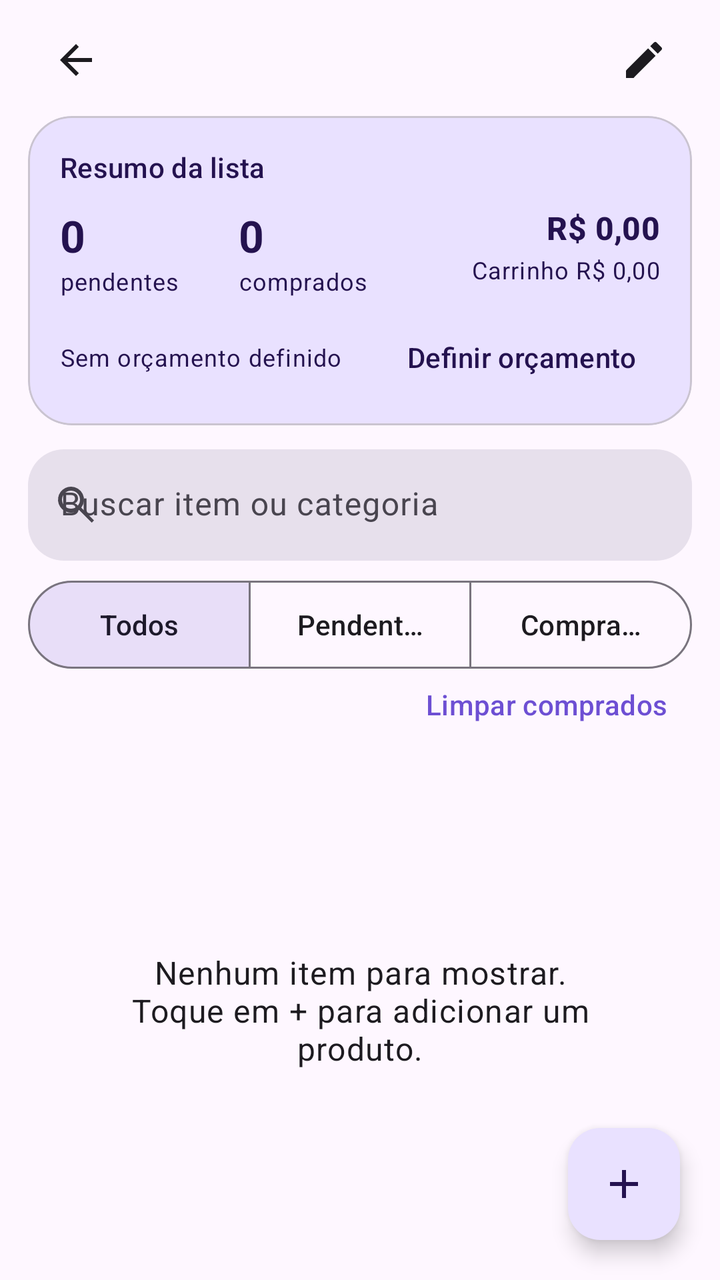
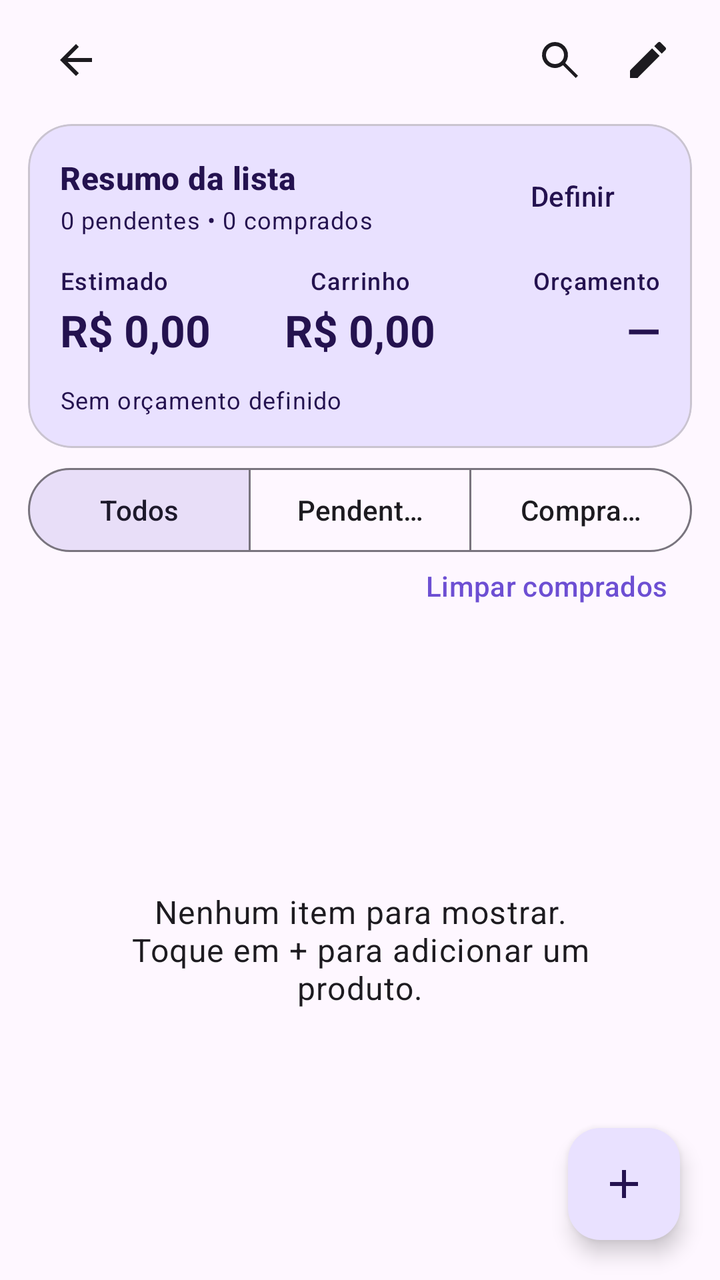

The first picture is an Android layout as it rendered before a commit; the second is the same layout after the commit. The layout source and the unified diff follow.
<!-- AndroidManifest.xml: application theme Theme.ListaMercado -->
<!-- res/layout/activity_list_detail.xml -->
<?xml version="1.0" encoding="utf-8"?>
<androidx.coordinatorlayout.widget.CoordinatorLayout xmlns:android="http://schemas.android.com/apk/res/android"
    xmlns:app="http://schemas.android.com/apk/res-auto"
    android:id="@+id/rootDetail"
    android:layout_width="match_parent"
    android:layout_height="match_parent"
    android:background="?attr/colorSurface">

    <LinearLayout
        android:layout_width="match_parent"
        android:layout_height="match_parent"
        android:orientation="vertical"
        android:paddingStart="14dp"
        android:paddingTop="6dp"
        android:paddingEnd="14dp">

        <LinearLayout
            android:layout_width="match_parent"
            android:layout_height="wrap_content"
            android:gravity="center_vertical"
            android:orientation="horizontal">

            <ImageButton
                android:id="@+id/buttonBack"
                android:layout_width="48dp"
                android:layout_height="48dp"
                android:background="?attr/selectableItemBackgroundBorderless"
                android:contentDescription="Voltar"
                android:padding="12dp"
                android:src="@drawable/ic_back" />

            <TextView
                android:id="@+id/textListTitle"
                android:layout_width="0dp"
                android:layout_height="wrap_content"
                android:layout_weight="1"
                android:ellipsize="end"
                android:maxLines="1"
                android:textAppearance="@style/TextAppearance.Material3.HeadlineSmall"
                android:textStyle="bold" />

            <ImageButton
                android:id="@+id/buttonRenameList"
                android:layout_width="48dp"
                android:layout_height="48dp"
                android:background="?attr/selectableItemBackgroundBorderless"
                android:contentDescription="Renomear lista"
                android:padding="12dp"
                android:src="@drawable/ic_edit" />
        </LinearLayout>

        <com.google.android.material.card.MaterialCardView
            android:layout_width="match_parent"
            android:layout_height="wrap_content"
            android:layout_marginTop="4dp"
            app:cardBackgroundColor="?attr/colorPrimaryContainer"
            app:cardCornerRadius="22dp"
            app:cardElevation="0dp">

            <LinearLayout
                android:layout_width="match_parent"
                android:layout_height="wrap_content"
                android:orientation="vertical"
                android:padding="16dp">

                <TextView
                    android:id="@+id/textListSummary"
                    android:layout_width="match_parent"
                    android:layout_height="wrap_content"
                    android:text="Resumo da lista"
                    android:textAppearance="@style/TextAppearance.Material3.LabelLarge"
                    android:textColor="?attr/colorOnPrimaryContainer" />

                <LinearLayout
                    android:layout_width="match_parent"
                    android:layout_height="wrap_content"
                    android:layout_marginTop="10dp"
                    android:orientation="horizontal">

                    <LinearLayout
                        android:layout_width="0dp"
                        android:layout_height="wrap_content"
                        android:layout_weight="1"
                        android:orientation="vertical">
                        <TextView android:id="@+id/textPendingCount" android:layout_width="wrap_content" android:layout_height="wrap_content" android:text="0" android:textAppearance="@style/TextAppearance.Material3.TitleLarge" android:textColor="?attr/colorOnPrimaryContainer" android:textStyle="bold" />
                        <TextView android:layout_width="wrap_content" android:layout_height="wrap_content" android:text="pendentes" android:textAppearance="@style/TextAppearance.Material3.BodySmall" android:textColor="?attr/colorOnPrimaryContainer" />
                    </LinearLayout>

                    <LinearLayout
                        android:layout_width="0dp"
                        android:layout_height="wrap_content"
                        android:layout_weight="1"
                        android:orientation="vertical">
                        <TextView android:id="@+id/textPurchasedCount" android:layout_width="wrap_content" android:layout_height="wrap_content" android:text="0" android:textAppearance="@style/TextAppearance.Material3.TitleLarge" android:textColor="?attr/colorOnPrimaryContainer" android:textStyle="bold" />
                        <TextView android:layout_width="wrap_content" android:layout_height="wrap_content" android:text="comprados" android:textAppearance="@style/TextAppearance.Material3.BodySmall" android:textColor="?attr/colorOnPrimaryContainer" />
                    </LinearLayout>

                    <LinearLayout
                        android:layout_width="0dp"
                        android:layout_height="wrap_content"
                        android:layout_weight="1.35"
                        android:gravity="end"
                        android:orientation="vertical">
                        <TextView android:id="@+id/textEstimatedTotal" android:layout_width="wrap_content" android:layout_height="wrap_content" android:gravity="end" android:text="R$ 0,00" android:textAppearance="@style/TextAppearance.Material3.TitleMedium" android:textColor="?attr/colorOnPrimaryContainer" android:textStyle="bold" />
                        <TextView android:id="@+id/textCartTotal" android:layout_width="wrap_content" android:layout_height="wrap_content" android:gravity="end" android:layout_marginTop="2dp" android:text="Carrinho R$ 0,00" android:textAppearance="@style/TextAppearance.Material3.BodySmall" android:textColor="?attr/colorOnPrimaryContainer" />
                    </LinearLayout>
                </LinearLayout>

                <LinearLayout
                    android:layout_width="match_parent"
                    android:layout_height="wrap_content"
                    android:layout_marginTop="12dp"
                    android:gravity="center_vertical"
                    android:orientation="horizontal">

                    <TextView
                        android:id="@+id/textBudgetStatus"
                        android:layout_width="0dp"
                        android:layout_height="wrap_content"
                        android:layout_weight="1"
                        android:text="Sem orçamento definido"
                        android:textAppearance="@style/TextAppearance.Material3.BodySmall"
                        android:textColor="?attr/colorOnPrimaryContainer" />

                    <com.google.android.material.button.MaterialButton
                        android:id="@+id/buttonBudget"
                        style="@style/Widget.Material3.Button.TextButton"
                        android:layout_width="wrap_content"
                        android:layout_height="36dp"
                        android:insetTop="0dp"
                        android:insetBottom="0dp"
                        android:minHeight="0dp"
                        android:text="Definir orçamento"
                        android:textColor="?attr/colorOnPrimaryContainer" />
                </LinearLayout>

                <com.google.android.material.progressindicator.LinearProgressIndicator
                    android:id="@+id/progressBudget"
                    android:layout_width="match_parent"
                    android:layout_height="wrap_content"
                    android:layout_marginTop="6dp"
                    android:max="100"
                    android:visibility="gone"
                    app:indicatorColor="?attr/colorOnPrimaryContainer"
                    app:trackColor="?attr/colorSurfaceVariant"
                    app:trackCornerRadius="4dp"
                    app:trackThickness="6dp" />
            </LinearLayout>
        </com.google.android.material.card.MaterialCardView>

        <com.google.android.material.textfield.TextInputLayout
            style="@style/Widget.Material3.TextInputLayout.FilledBox"
            android:layout_width="match_parent"
            android:layout_height="wrap_content"
            android:layout_marginTop="12dp"
            android:hint="Buscar item ou categoria"
            app:boxBackgroundColor="?attr/colorSurfaceVariant"
            app:boxCornerRadiusBottomEnd="18dp"
            app:boxCornerRadiusBottomStart="18dp"
            app:boxCornerRadiusTopEnd="18dp"
            app:boxCornerRadiusTopStart="18dp"
            app:boxStrokeWidth="0dp"
            app:boxStrokeWidthFocused="0dp"
            app:startIconDrawable="@drawable/ic_search">

            <com.google.android.material.textfield.TextInputEditText
                android:id="@+id/inputSearchItems"
                android:layout_width="match_parent"
                android:layout_height="wrap_content"
                android:imeOptions="actionDone"
                android:inputType="text"
                android:maxLines="1" />
        </com.google.android.material.textfield.TextInputLayout>

        <com.google.android.material.button.MaterialButtonToggleGroup
            android:id="@+id/groupFilters"
            android:layout_width="match_parent"
            android:layout_height="44dp"
            android:layout_marginTop="10dp"
            app:checkedButton="@id/buttonAll"
            app:selectionRequired="true"
            app:singleSelection="true">

            <com.google.android.material.button.MaterialButton
                android:id="@+id/buttonAll"
                style="@style/Widget.Material3.Button.OutlinedButton"
                android:layout_width="0dp"
                android:layout_height="44dp"
                android:layout_weight="1"
                android:insetTop="0dp"
                android:insetBottom="0dp"
                android:minHeight="0dp"
                android:text="Todos" />

            <com.google.android.material.button.MaterialButton
                android:id="@+id/buttonPending"
                style="@style/Widget.Material3.Button.OutlinedButton"
                android:layout_width="0dp"
                android:layout_height="44dp"
                android:layout_weight="1"
                android:insetTop="0dp"
                android:insetBottom="0dp"
                android:minHeight="0dp"
                android:text="Pendentes" />

            <com.google.android.material.button.MaterialButton
                android:id="@+id/buttonPurchased"
                style="@style/Widget.Material3.Button.OutlinedButton"
                android:layout_width="0dp"
                android:layout_height="44dp"
                android:layout_weight="1"
                android:insetTop="0dp"
                android:insetBottom="0dp"
                android:minHeight="0dp"
                android:text="Comprados" />
        </com.google.android.material.button.MaterialButtonToggleGroup>

        <com.google.android.material.button.MaterialButton
            android:id="@+id/buttonClearPurchased"
            style="@style/Widget.Material3.Button.TextButton"
            android:layout_width="wrap_content"
            android:layout_height="36dp"
            android:layout_gravity="end"
            android:insetTop="0dp"
            android:insetBottom="0dp"
            android:minHeight="0dp"
            android:text="Limpar comprados" />

        <FrameLayout
            android:layout_width="match_parent"
            android:layout_height="0dp"
            android:layout_weight="1">

            <androidx.recyclerview.widget.RecyclerView
                android:id="@+id/recyclerItems"
                android:layout_width="match_parent"
                android:layout_height="match_parent"
                android:clipToPadding="false"
                android:paddingBottom="88dp" />

            <TextView
                android:id="@+id/textEmptyItems"
                android:layout_width="match_parent"
                android:layout_height="wrap_content"
                android:layout_gravity="center"
                android:gravity="center"
                android:padding="32dp"
                android:text="Nenhum item para mostrar.\nToque em + para adicionar um produto."
                android:textAppearance="@style/TextAppearance.Material3.BodyLarge" />
        </FrameLayout>
    </LinearLayout>

    <com.google.android.material.floatingactionbutton.FloatingActionButton
        android:id="@+id/fabAddItem"
        android:layout_width="wrap_content"
        android:layout_height="wrap_content"
        android:layout_gravity="bottom|end"
        android:layout_margin="20dp"
        android:contentDescription="Adicionar item"
        app:srcCompat="@drawable/ic_add" />
</androidx.coordinatorlayout.widget.CoordinatorLayout>
<!-- resources referenced by this layout -->
<resources>
  <!-- drawable ic_add (drawable) -->
  <vector xmlns:android="http://schemas.android.com/apk/res/android" android:width="24dp" android:height="24dp" android:viewportWidth="24" android:viewportHeight="24">
      <path android:fillColor="@android:color/white" android:pathData="M19,13h-6v6h-2v-6H5v-2h6V5h2v6h6v2z" />
  </vector>
  <!-- drawable ic_back (drawable) -->
  <vector xmlns:android="http://schemas.android.com/apk/res/android" android:width="24dp" android:height="24dp" android:viewportWidth="24" android:viewportHeight="24">
      <path android:fillColor="?attr/colorOnSurface" android:pathData="M20,11H7.83l5.59,-5.59L12,4l-8,8 8,8 1.42,-1.41L7.83,13H20v-2z" />
  </vector>
  <!-- drawable ic_edit (drawable) -->
  <vector xmlns:android="http://schemas.android.com/apk/res/android" android:width="24dp" android:height="24dp" android:viewportWidth="24" android:viewportHeight="24">
      <path android:fillColor="?attr/colorOnSurface" android:pathData="M3,17.25V21h3.75L17.81,9.94l-3.75,-3.75L3,17.25zM20.71,7.04c0.39,-0.39 0.39,-1.02 0,-1.41l-2.34,-2.34a0.9959,0.9959 0,0 0,-1.41,0l-1.83,1.83 3.75,3.75 1.83,-1.83z" />
  </vector>
  <!-- drawable ic_search (drawable) -->
  <vector xmlns:android="http://schemas.android.com/apk/res/android"
      android:width="24dp"
      android:height="24dp"
      android:viewportWidth="24"
      android:viewportHeight="24">
      <path
          android:fillColor="#FF000000"
          android:pathData="M9.5,3a6.5,6.5 0,1 0,3.98 11.64L19.85,21 21,19.85l-6.36,-6.37A6.5,6.5 0,0 0,9.5,3zM9.5,5a4.5,4.5 0,1 1,0 9,4.5 4.5,0 0,1 0,-9z" />
  </vector>
  <style name="Theme.ListaMercado" parent="Theme.Material3.DayNight.NoActionBar">
          <item name="colorPrimary">@color/primary</item>
          <item name="colorOnPrimary">@color/on_primary</item>
          <item name="colorPrimaryContainer">@color/primary_container</item>
          <item name="colorOnPrimaryContainer">@color/on_primary_container</item>
          <item name="colorSecondary">@color/secondary</item>
          <item name="colorOnSecondary">@color/on_secondary</item>
          <item name="colorSecondaryContainer">@color/secondary_container</item>
          <item name="colorOnSecondaryContainer">@color/on_secondary_container</item>
          <item name="android:navigationBarColor">?attr/colorSurface</item>
          <item name="android:statusBarColor">?attr/colorSurface</item>
          <item name="android:windowLightStatusBar" tools:targetApi="m">true</item>
      </style>
  <color name="primary">#6D4FD3</color>
  <color name="on_primary">#FFFFFF</color>
  <color name="primary_container">#E9E1FF</color>
  <color name="on_primary_container">#24124F</color>
  <color name="secondary">#625B71</color>
  <color name="on_secondary">#FFFFFF</color>
  <color name="secondary_container">#E8DEF8</color>
  <color name="on_secondary_container">#1D192B</color>
</resources>

<!-- the commit's change to res/layout/activity_list_detail.xml (unified diff, before → after) -->
@@ -27,7 +27,8 @@
                 android:background="?attr/selectableItemBackgroundBorderless"
                 android:contentDescription="Voltar"
                 android:padding="12dp"
-                android:src="@drawable/ic_back" />
+                android:src="@drawable/ic_back"
+                android:tint="?attr/colorOnSurface" />
 
             <TextView
                 android:id="@+id/textListTitle"
@@ -40,19 +41,57 @@
                 android:textStyle="bold" />
 
             <ImageButton
+                android:id="@+id/buttonSearchItems"
+                android:layout_width="44dp"
+                android:layout_height="44dp"
+                android:background="?attr/selectableItemBackgroundBorderless"
+                android:contentDescription="Pesquisar itens"
+                android:padding="10dp"
+                android:src="@drawable/ic_search"
+                android:tint="?attr/colorOnSurface" />
+
+            <ImageButton
                 android:id="@+id/buttonRenameList"
-                android:layout_width="48dp"
-                android:layout_height="48dp"
+                android:layout_width="44dp"
+                android:layout_height="44dp"
                 android:background="?attr/selectableItemBackgroundBorderless"
                 android:contentDescription="Renomear lista"
-                android:padding="12dp"
-                android:src="@drawable/ic_edit" />
+                android:padding="10dp"
+                android:src="@drawable/ic_edit"
+                android:tint="?attr/colorOnSurface" />
         </LinearLayout>
 
-        <com.google.android.material.card.MaterialCardView
+        <com.google.android.material.textfield.TextInputLayout
+            android:id="@+id/layoutSearchItems"
+            style="@style/Widget.Material3.TextInputLayout.FilledBox"
             android:layout_width="match_parent"
             android:layout_height="wrap_content"
             android:layout_marginTop="4dp"
+            android:hint="Buscar item ou categoria"
+            android:visibility="gone"
+            app:boxBackgroundColor="?attr/colorSurfaceVariant"
+            app:boxCornerRadiusBottomEnd="18dp"
+            app:boxCornerRadiusBottomStart="18dp"
+            app:boxCornerRadiusTopEnd="18dp"
+            app:boxCornerRadiusTopStart="18dp"
+            app:boxStrokeWidth="0dp"
+            app:boxStrokeWidthFocused="0dp"
+            app:endIconMode="clear_text"
+            app:startIconDrawable="@drawable/ic_search">
+
+            <com.google.android.material.textfield.TextInputEditText
+                android:id="@+id/inputSearchItems"
+                android:layout_width="match_parent"
+                android:layout_height="wrap_content"
+                android:imeOptions="actionDone"
+                android:inputType="text"
+                android:maxLines="1" />
+        </com.google.android.material.textfield.TextInputLayout>
+
+        <com.google.android.material.card.MaterialCardView
+            android:layout_width="match_parent"
+            android:layout_height="wrap_content"
+            android:layout_marginTop="8dp"
             app:cardBackgroundColor="?attr/colorPrimaryContainer"
             app:cardCornerRadius="22dp"
             app:cardElevation="0dp">
@@ -63,18 +102,10 @@
                 android:orientation="vertical"
                 android:padding="16dp">
 
-                <TextView
-                    android:id="@+id/textListSummary"
-                    android:layout_width="match_parent"
-                    android:layout_height="wrap_content"
-                    android:text="Resumo da lista"
-                    android:textAppearance="@style/TextAppearance.Material3.LabelLarge"
-                    android:textColor="?attr/colorOnPrimaryContainer" />
-
                 <LinearLayout
                     android:layout_width="match_parent"
                     android:layout_height="wrap_content"
-                    android:layout_marginTop="10dp"
+                    android:gravity="center_vertical"
                     android:orientation="horizontal">
 
                     <LinearLayout
@@ -82,45 +113,25 @@
                         android:layout_height="wrap_content"
                         android:layout_weight="1"
                         android:orientation="vertical">
-                        <TextView android:id="@+id/textPendingCount" android:layout_width="wrap_content" android:layout_height="wrap_content" android:text="0" android:textAppearance="@style/TextAppearance.Material3.TitleLarge" android:textColor="?attr/colorOnPrimaryContainer" android:textStyle="bold" />
-                        <TextView android:layout_width="wrap_content" android:layout_height="wrap_content" android:text="pendentes" android:textAppearance="@style/TextAppearance.Material3.BodySmall" android:textColor="?attr/colorOnPrimaryContainer" />
+
+                        <TextView
+                            android:id="@+id/textListSummary"
+                            android:layout_width="wrap_content"
+                            android:layout_height="wrap_content"
+                            android:text="Resumo da lista"
+                            android:textAppearance="@style/TextAppearance.Material3.TitleMedium"
+                            android:textColor="?attr/colorOnPrimaryContainer"
+                            android:textStyle="bold" />
+
+                        <TextView
+                            android:id="@+id/textPurchaseStatus"
+                            android:layout_width="wrap_content"
+                            android:layout_height="wrap_content"
+                            android:layout_marginTop="2dp"
+                            android:text="0 pendentes • 0 comprados"
+                            android:textAppearance="@style/TextAppearance.Material3.BodySmall"
+                            android:textColor="?attr/colorOnPrimaryContainer" />
                     </LinearLayout>
-
-                    <LinearLayout
-                        android:layout_width="0dp"
-                        android:layout_height="wrap_content"
-                        android:layout_weight="1"
-                        android:orientation="vertical">
-                        <TextView android:id="@+id/textPurchasedCount" android:layout_width="wrap_content" android:layout_height="wrap_content" android:text="0" android:textAppearance="@style/TextAppearance.Material3.TitleLarge" android:textColor="?attr/colorOnPrimaryContainer" android:textStyle="bold" />
-                        <TextView android:layout_width="wrap_content" android:layout_height="wrap_content" android:text="comprados" android:textAppearance="@style/TextAppearance.Material3.BodySmall" android:textColor="?attr/colorOnPrimaryContainer" />
-                    </LinearLayout>
-
-                    <LinearLayout
-                        android:layout_width="0dp"
-                        android:layout_height="wrap_content"
-                        android:layout_weight="1.35"
-                        android:gravity="end"
-                        android:orientation="vertical">
-                        <TextView android:id="@+id/textEstimatedTotal" android:layout_width="wrap_content" android:layout_height="wrap_content" android:gravity="end" android:text="R$ 0,00" android:textAppearance="@style/TextAppearance.Material3.TitleMedium" android:textColor="?attr/colorOnPrimaryContainer" android:textStyle="bold" />
-                        <TextView android:id="@+id/textCartTotal" android:layout_width="wrap_content" android:layout_height="wrap_content" android:gravity="end" android:layout_marginTop="2dp" android:text="Carrinho R$ 0,00" android:textAppearance="@style/TextAppearance.Material3.BodySmall" android:textColor="?attr/colorOnPrimaryContainer" />
-                    </LinearLayout>
-                </LinearLayout>
-
-                <LinearLayout
-                    android:layout_width="match_parent"
-                    android:layout_height="wrap_content"
-                    android:layout_marginTop="12dp"
-                    android:gravity="center_vertical"
-                    android:orientation="horizontal">
-
-                    <TextView
-                        android:id="@+id/textBudgetStatus"
-                        android:layout_width="0dp"
-                        android:layout_height="wrap_content"
-                        android:layout_weight="1"
-                        android:text="Sem orçamento definido"
-                        android:textAppearance="@style/TextAppearance.Material3.BodySmall"
-                        android:textColor="?attr/colorOnPrimaryContainer" />
 
                     <com.google.android.material.button.MaterialButton
                         android:id="@+id/buttonBudget"
@@ -130,15 +141,100 @@
                         android:insetTop="0dp"
                         android:insetBottom="0dp"
                         android:minHeight="0dp"
-                        android:text="Definir orçamento"
+                        android:text="Definir"
                         android:textColor="?attr/colorOnPrimaryContainer" />
                 </LinearLayout>
+
+                <LinearLayout
+                    android:layout_width="match_parent"
+                    android:layout_height="wrap_content"
+                    android:layout_marginTop="14dp"
+                    android:orientation="horizontal">
+
+                    <LinearLayout
+                        android:layout_width="0dp"
+                        android:layout_height="wrap_content"
+                        android:layout_weight="1"
+                        android:orientation="vertical">
+                        <TextView
+                            android:layout_width="wrap_content"
+                            android:layout_height="wrap_content"
+                            android:text="Estimado"
+                            android:textAppearance="@style/TextAppearance.Material3.LabelMedium"
+                            android:textColor="?attr/colorOnPrimaryContainer" />
+                        <TextView
+                            android:id="@+id/textEstimatedTotal"
+                            android:layout_width="wrap_content"
+                            android:layout_height="wrap_content"
+                            android:layout_marginTop="2dp"
+                            android:text="R$ 0,00"
+                            android:textAppearance="@style/TextAppearance.Material3.TitleLarge"
+                            android:textColor="?attr/colorOnPrimaryContainer"
+                            android:textStyle="bold" />
+                    </LinearLayout>
+
+                    <LinearLayout
+                        android:layout_width="0dp"
+                        android:layout_height="wrap_content"
+                        android:layout_weight="1"
+                        android:gravity="center_horizontal"
+                        android:orientation="vertical">
+                        <TextView
+                            android:layout_width="wrap_content"
+                            android:layout_height="wrap_content"
+                            android:text="Carrinho"
+                            android:textAppearance="@style/TextAppearance.Material3.LabelMedium"
+                            android:textColor="?attr/colorOnPrimaryContainer" />
+                        <TextView
+                            android:id="@+id/textCartTotal"
+                            android:layout_width="wrap_content"
+                            android:layout_height="wrap_content"
+                            android:layout_marginTop="2dp"
+                            android:text="R$ 0,00"
+                            android:textAppearance="@style/TextAppearance.Material3.TitleLarge"
+                            android:textColor="?attr/colorOnPrimaryContainer"
+                            android:textStyle="bold" />
+                    </LinearLayout>
+
+                    <LinearLayout
+                        android:layout_width="0dp"
+                        android:layout_height="wrap_content"
+                        android:layout_weight="1"
+                        android:gravity="end"
+                        android:orientation="vertical">
+                        <TextView
+                            android:id="@+id/textBudgetRemainingLabel"
+                            android:layout_width="wrap_content"
+                            android:layout_height="wrap_content"
+                            android:text="Orçamento"
+                            android:textAppearance="@style/TextAppearance.Material3.LabelMedium"
+                            android:textColor="?attr/colorOnPrimaryContainer" />
+                        <TextView
+                            android:id="@+id/textBudgetRemaining"
+                            android:layout_width="wrap_content"
+                            android:layout_height="wrap_content"
+                            android:layout_marginTop="2dp"
+                            android:text="—"
+                            android:textAppearance="@style/TextAppearance.Material3.TitleLarge"
+                            android:textColor="?attr/colorOnPrimaryContainer"
+                            android:textStyle="bold" />
+                    </LinearLayout>
+                </LinearLayout>
+
+                <TextView
+                    android:id="@+id/textBudgetStatus"
+                    android:layout_width="match_parent"
+                    android:layout_height="wrap_content"
+                    android:layout_marginTop="12dp"
+                    android:text="Sem orçamento definido"
+                    android:textAppearance="@style/TextAppearance.Material3.BodySmall"
+                    android:textColor="?attr/colorOnPrimaryContainer" />
 
                 <com.google.android.material.progressindicator.LinearProgressIndicator
                     android:id="@+id/progressBudget"
                     android:layout_width="match_parent"
                     android:layout_height="wrap_content"
-                    android:layout_marginTop="6dp"
+                    android:layout_marginTop="7dp"
                     android:max="100"
                     android:visibility="gone"
                     app:indicatorColor="?attr/colorOnPrimaryContainer"
@@ -148,34 +244,10 @@
             </LinearLayout>
         </com.google.android.material.card.MaterialCardView>
 
-        <com.google.android.material.textfield.TextInputLayout
-            style="@style/Widget.Material3.TextInputLayout.FilledBox"
-            android:layout_width="match_parent"
-            android:layout_height="wrap_content"
-            android:layout_marginTop="12dp"
-            android:hint="Buscar item ou categoria"
-            app:boxBackgroundColor="?attr/colorSurfaceVariant"
-            app:boxCornerRadiusBottomEnd="18dp"
-            app:boxCornerRadiusBottomStart="18dp"
-            app:boxCornerRadiusTopEnd="18dp"
-            app:boxCornerRadiusTopStart="18dp"
-            app:boxStrokeWidth="0dp"
-            app:boxStrokeWidthFocused="0dp"
-            app:startIconDrawable="@drawable/ic_search">
-
-            <com.google.android.material.textfield.TextInputEditText
-                android:id="@+id/inputSearchItems"
-                android:layout_width="match_parent"
-                android:layout_height="wrap_content"
-                android:imeOptions="actionDone"
-                android:inputType="text"
-                android:maxLines="1" />
-        </com.google.android.material.textfield.TextInputLayout>
-
         <com.google.android.material.button.MaterialButtonToggleGroup
             android:id="@+id/groupFilters"
             android:layout_width="match_parent"
-            android:layout_height="44dp"
+            android:layout_height="42dp"
             android:layout_marginTop="10dp"
             app:checkedButton="@id/buttonAll"
             app:selectionRequired="true"
@@ -185,7 +257,7 @@
                 android:id="@+id/buttonAll"
                 style="@style/Widget.Material3.Button.OutlinedButton"
                 android:layout_width="0dp"
-                android:layout_height="44dp"
+                android:layout_height="42dp"
                 android:layout_weight="1"
                 android:insetTop="0dp"
                 android:insetBottom="0dp"
@@ -196,7 +268,7 @@
                 android:id="@+id/buttonPending"
                 style="@style/Widget.Material3.Button.OutlinedButton"
                 android:layout_width="0dp"
-                android:layout_height="44dp"
+                android:layout_height="42dp"
                 android:layout_weight="1"
                 android:insetTop="0dp"
                 android:insetBottom="0dp"
@@ -207,7 +279,7 @@
                 android:id="@+id/buttonPurchased"
                 style="@style/Widget.Material3.Button.OutlinedButton"
                 android:layout_width="0dp"
-                android:layout_height="44dp"
+                android:layout_height="42dp"
                 android:layout_weight="1"
                 android:insetTop="0dp"
                 android:insetBottom="0dp"
@@ -219,7 +291,7 @@
             android:id="@+id/buttonClearPurchased"
             style="@style/Widget.Material3.Button.TextButton"
             android:layout_width="wrap_content"
-            android:layout_height="36dp"
+            android:layout_height="34dp"
             android:layout_gravity="end"
             android:insetTop="0dp"
             android:insetBottom="0dp"
